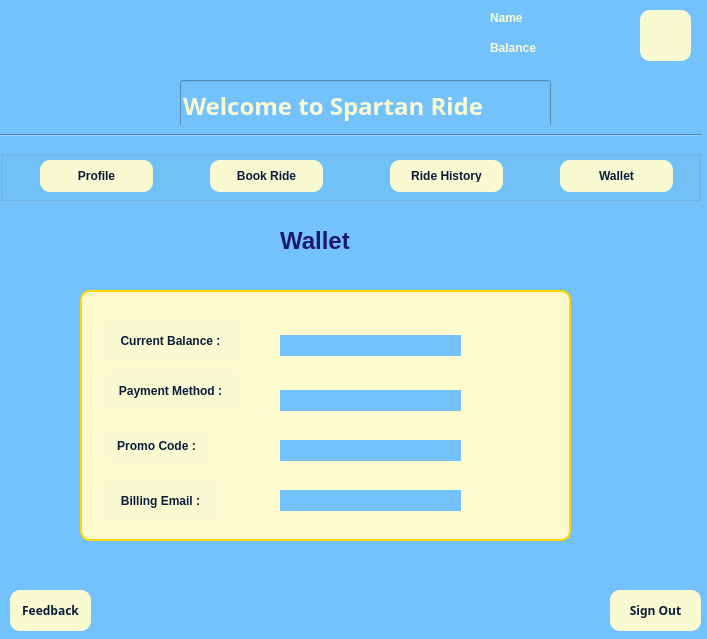
First picture: the form in UI_Files/Student_Dialog_Wallet.ui, repository sakotiya/SPARTANRIDESJSU, before the edit.
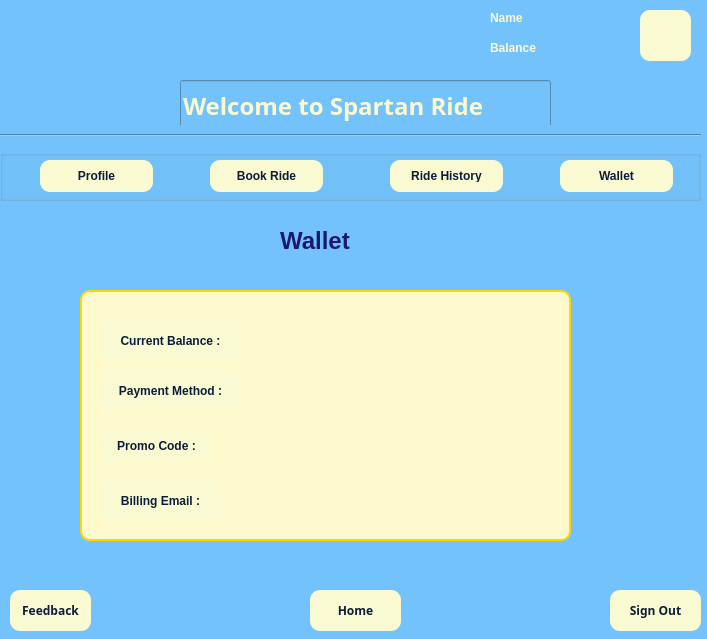
Second picture: the form after the edit. Icons and pictures are not drawn.

Commit message: Made the folder UI_Python for all ui.py files UI_File has all the UI files and Source Code is where we can save our coding

What changed in the file:
```diff
--- a/UI_Files/Student_Dialog_Wallet.ui
+++ b/UI_Files/Student_Dialog_Wallet.ui
@@ -497,6 +497,10 @@
       <height>21</height>
      </rect>
     </property>
+    <property name="styleSheet">
+     <string notr="true">background-color: #FFFACD;;  /* match your pale-yellow group-box */
+color: black;               /* label text in black */</string>
+    </property>
     <property name="text">
      <string/>
     </property>
@@ -510,6 +514,10 @@
       <height>21</height>
      </rect>
     </property>
+    <property name="styleSheet">
+     <string notr="true">background-color: #FFFACD;;  /* match your pale-yellow group-box */
+color: black;               /* label text in black */</string>
+    </property>
     <property name="text">
      <string/>
     </property>
@@ -523,6 +531,10 @@
       <height>21</height>
      </rect>
     </property>
+    <property name="styleSheet">
+     <string notr="true">background-color: #FFFACD;  /* match your pale-yellow group-box */
+color: black;               /* label text in black */</string>
+    </property>
     <property name="text">
      <string/>
     </property>
@@ -536,11 +548,51 @@
       <height>21</height>
      </rect>
     </property>
+    <property name="styleSheet">
+     <string notr="true">background-color: #FFFACD;  /* match your pale-yellow group-box */
+color: black;               /* label text in black */</string>
+    </property>
     <property name="text">
      <string/>
     </property>
    </widget>
   </widget>
+  <widget class="QPushButton" name="HomeButton">
+   <property name="geometry">
+    <rect>
+     <x>310</x>
+     <y>590</y>
+     <width>91</width>
+     <height>41</height>
+    </rect>
+   </property>
+   <property name="font">
+    <font>
+     <family>Segoe UI,sans-serif</family>
+     <weight>75</weight>
+     <bold>true</bold>
+    </font>
+   </property>
+   <property name="styleSheet">
+    <string notr="true">QPushButton {
+    background-color: #FAFAD2; /* Gold */
+    color: #0B1D3A;
+    border: none;
+    border-radius: 10px;
+    padding: 10px;
+    font-weight: bold;
+}
+QPushButton:hover {
+    background-color: #FAFAD2;
+}</string>
+   </property>
+   <property name="text">
+    <string>Home</string>
+   </property>
+   <property name="shortcut">
+    <string/>
+   </property>
+  </widget>
  </widget>
  <resources/>
  <connections/>
```
The commit also changes 6 other files.
